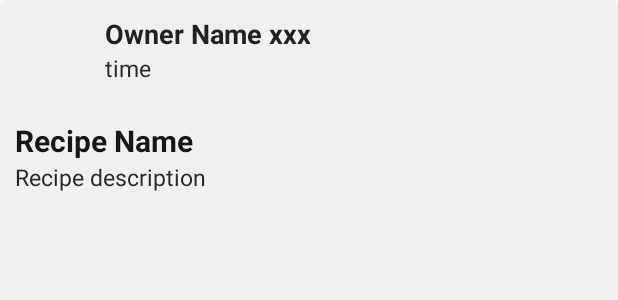
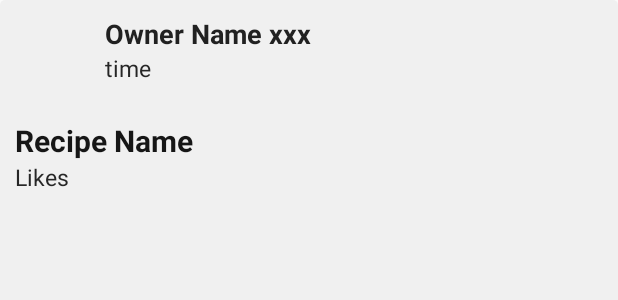
Before and after one commit to natthapach/01418346-Project-1, an Android app: the layout view_recipe_item.xml on its own in the app's theme, with its tools: preview values and no code run, on a phone screen of 412 x 824 dp. Shown: the top 300 px of the screen. Run offline under Robolectric (Android 15) with nearby library versions, the phone set to English and light mode, and no system bars.

Commit message:
restructure like value

```diff
--- a/app/src/main/res/layout/view_recipe_item.xml
+++ b/app/src/main/res/layout/view_recipe_item.xml
@@ -60,8 +60,8 @@
 
             <TextView
                 style="@style/NormalText.Dark"
-                android:text="Recipe description"
-                android:id="@+id/tv_recipe_desc"
+                android:text="Likes"
+                android:id="@+id/tv_likes"
                 android:layout_width="match_parent"
                 android:layout_height="wrap_content"
                 android:maxLines="2"
```
Also changed, not shown: app/src/main/java/cs/sci/ku/cookyalpha/dao/Like.java (added, +22 -0 lines), app/src/main/java/cs/sci/ku/cookyalpha/dao/Recipe.java (+5 -5 lines), app/src/main/java/cs/sci/ku/cookyalpha/views/RecipeItemView.java (+4 -3 lines).
